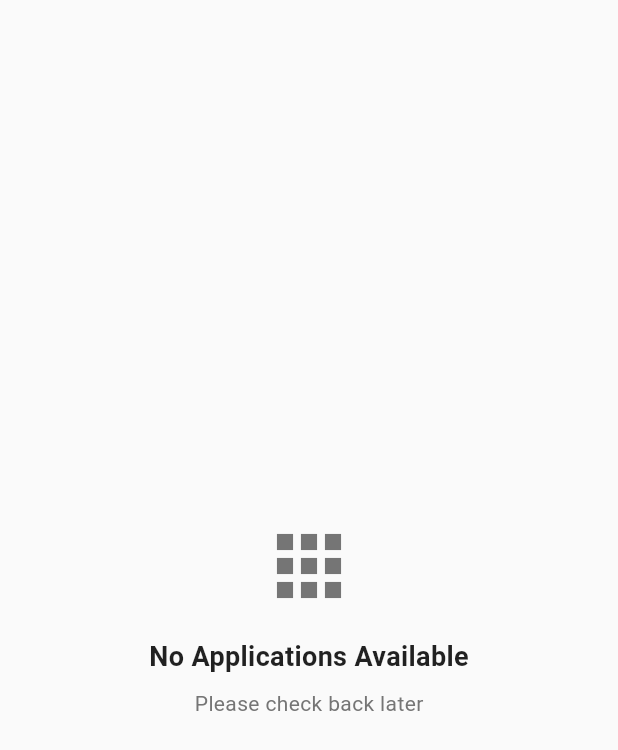
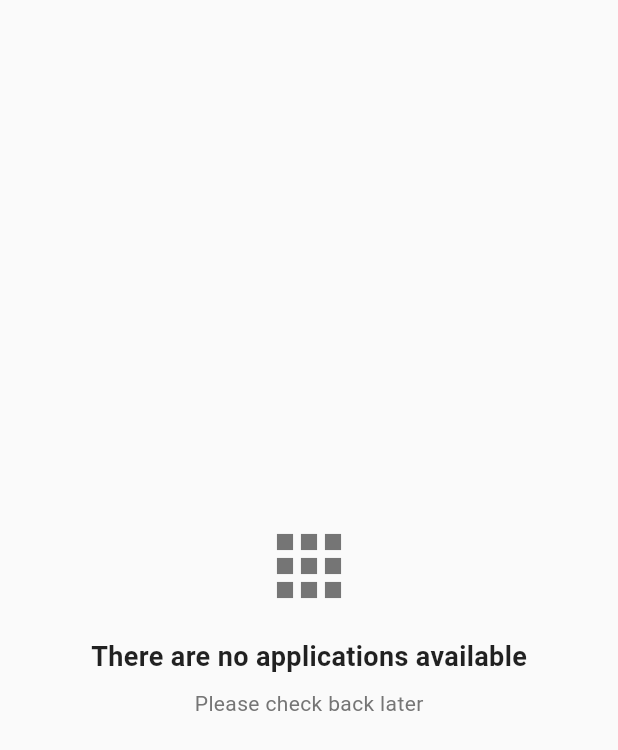
Before and after one commit to AbdulsemedM/Courier-App, a Flutter app: what buildEmptyState() shows on an empty page, opened directly, on a phone screen of 412 x 824 dp. Shown: the top 750 px of the screen. Run offline on Flutter 3.47's test engine with Material 3 defaults, Android fonts, the phone set to English and light mode, and no system bars; our stand-ins replace bottom_navy_bar, flutter_bloc, flutter_secure_storage, permission_handler, shared_preferences, shimmer; missing offline and left inert: mobile_scanner; accounts and stored records are empty.

Commit message:
Application

```diff
--- a/lib/features/applications/presentation/widgets/application_widget.dart
+++ b/lib/features/applications/presentation/widgets/application_widget.dart
@@ -114,7 +114,7 @@ class ApplicationWidgets {
           ),
           const SizedBox(height: 16),
           Text(
-            'No Applications Available',
+            'There are no applications available',
             style: TextStyle(
               fontSize: 18,
               fontWeight: FontWeight.bold,
```
